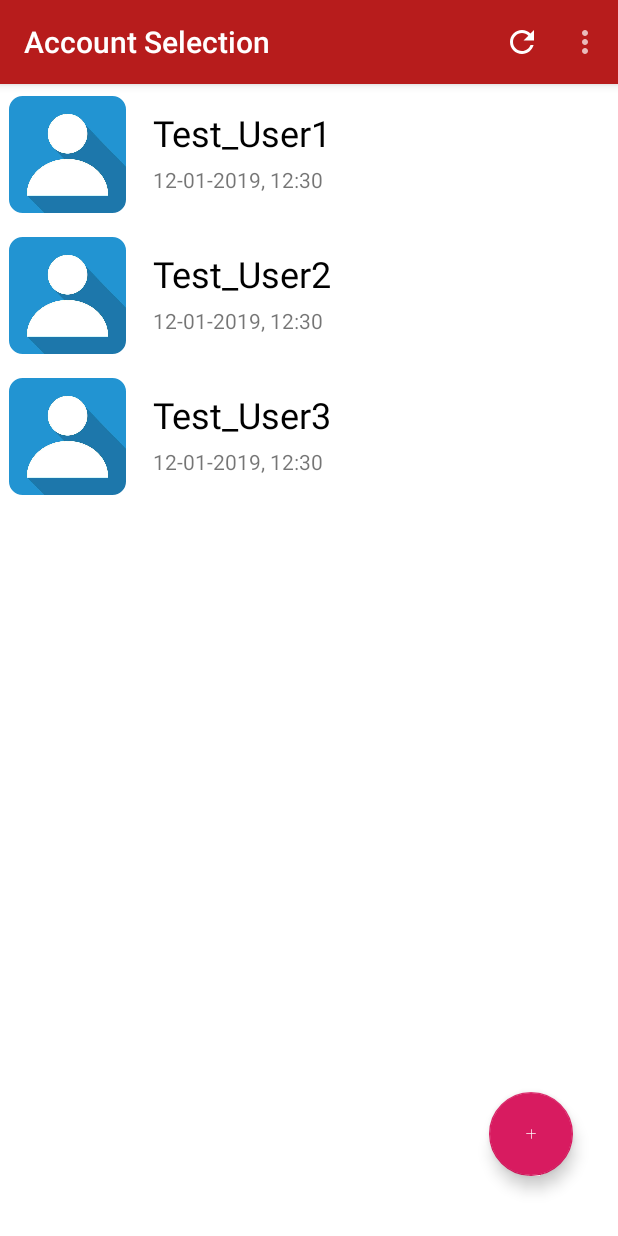
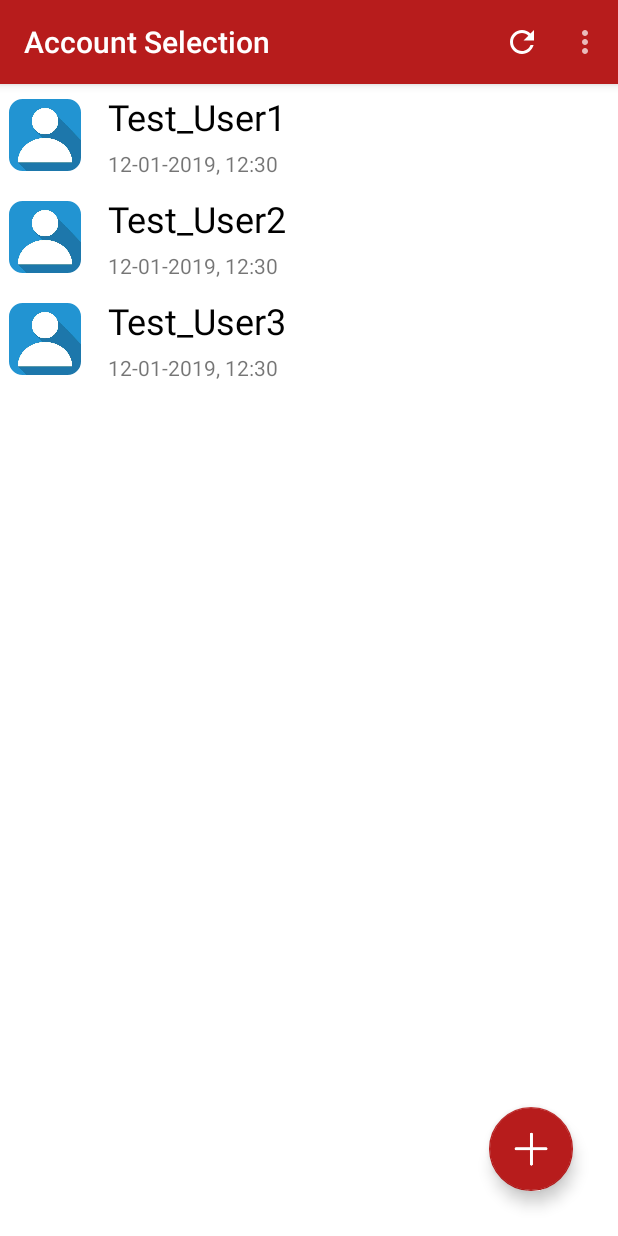
Before and after one commit to devsda12/Secret_ProjectV10122, an Android app: the screen it shows after launch (AccountSelection), on a phone screen of 412 x 824 dp. Run offline under Robolectric (Android 15) with nearby library versions, the phone set to English and light mode, and no system bars.

Commit message:
Icon change and image resize. Also floating button added

```diff
--- a/app/src/main/AndroidManifest.xml
+++ b/app/src/main/AndroidManifest.xml
@@ -4,7 +4,7 @@
 
     <application
         android:allowBackup="true"
-        android:icon="@mipmap/sapp_launcher"
+        android:icon="@mipmap/sapp_launcher_v1"
         android:label="@string/app_name"
         android:roundIcon="@mipmap/ic_launcher_round"
         android:supportsRtl="true"
--- a/app/src/main/res/layout/accinfo_layout.xml
+++ b/app/src/main/res/layout/accinfo_layout.xml
@@ -15,7 +15,7 @@
             android:layout_width="wrap_content"
             android:layout_height="wrap_content"
             android:layout_marginStart="12dp"
-            android:layout_marginTop="16dp"
+            android:layout_marginTop="5dp"
             android:text="acc_name"
             android:textColor="@color/colorBlack"
             android:textSize="24sp"
@@ -36,15 +36,15 @@
             android:id="@+id/frameLayout"
             android:layout_width="wrap_content"
             android:layout_height="wrap_content"
-            android:paddingTop="2dp"
-            android:paddingBottom="2dp"
+            android:paddingTop="4dp"
+            android:paddingBottom="4dp"
             app:layout_constraintStart_toStartOf="parent"
             app:layout_constraintTop_toTopOf="parent">
 
             <ImageView
                 android:id="@+id/profilePic"
-                android:layout_width="90dp"
-                android:layout_height="90dp"
+                android:layout_width="60dp"
+                android:layout_height="60dp"
                 app:srcCompat="@drawable/default_profile" />
 
             <ImageView
--- a/app/src/main/res/layout/activity_accountselection.xml
+++ b/app/src/main/res/layout/activity_accountselection.xml
@@ -11,11 +11,12 @@
         android:layout_width="wrap_content"
         android:layout_height="wrap_content"
         android:layout_marginEnd="30dp"
-        android:layout_marginBottom="40dp"
+        android:layout_marginBottom="30dp"
         android:clickable="true"
+        app:backgroundTint="@color/colorPrimary"
         app:layout_constraintBottom_toBottomOf="parent"
         app:layout_constraintEnd_toEndOf="parent"
-        app:srcCompat="@drawable/plus_white_625674" />
+        app:srcCompat="@drawable/plus_white" />
 
     <include
         android:id="@+id/acToolbar"
```
Also changed, not shown: app/src/main/res/drawable-mdpi/plus_white.png (added), app/src/main/res/drawable-xhdpi/plus_white_625674.png (deleted), app/src/main/res/mipmap-hdpi/sapp_launcher.png (added), app/src/main/res/mipmap-hdpi/sapp_launcher_v1.png (added), app/src/main/res/mipmap-mdpi/sapp_launcher.png (added), app/src/main/res/mipmap-mdpi/sapp_launcher_v1.png (added), app/src/main/res/mipmap-xhdpi/sapp_launcher.png (added), app/src/main/res/mipmap-xhdpi/sapp_launcher_v1.png (added), app/src/main/res/mipmap-xxhdpi/sapp_launcher.png (added), app/src/main/res/mipmap-xxhdpi/sapp_launcher_v1.png (added), app/src/main/res/mipmap-xxxhdpi/sapp_launcher.png (added), app/src/main/res/mipmap-xxxhdpi/sapp_launcher_v1.png (added).
